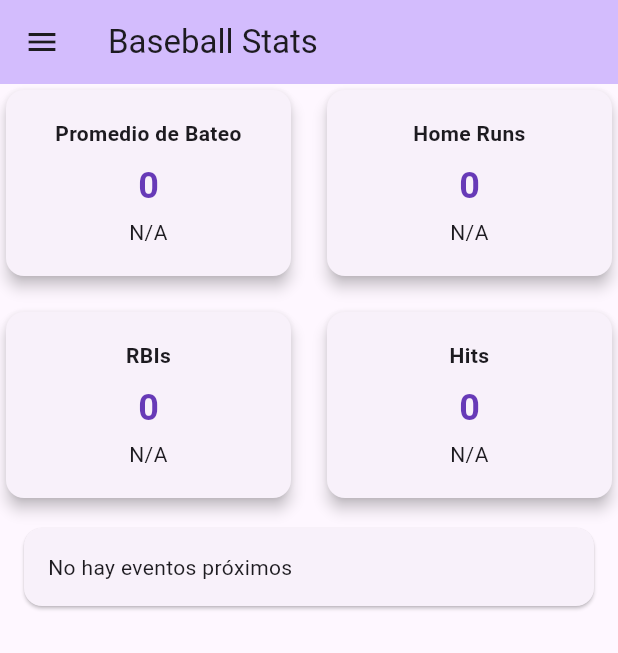
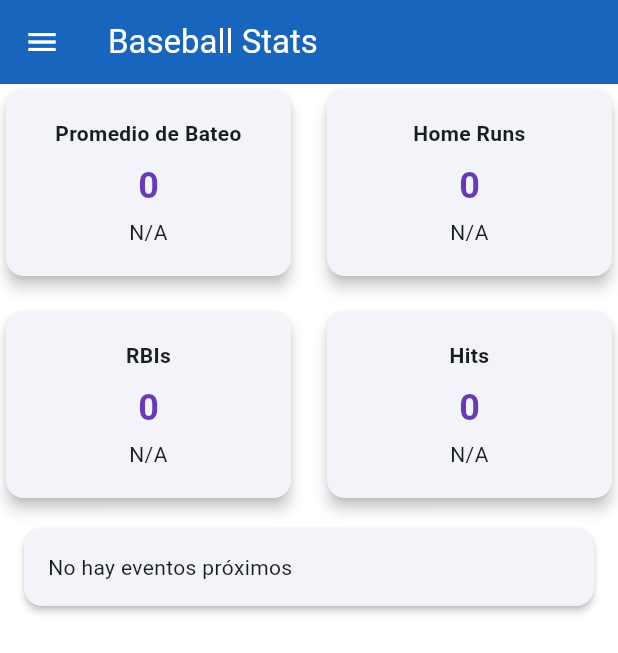
Before and after one commit to crgv7/baseballanotation, a Flutter app: the screen it shows after launch, on a phone screen of 412 x 824 dp. Shown: the top 653 px of the screen. Run offline on Flutter 3.47's test engine with Material 3 defaults, Android fonts, the phone set to English and light mode, and no system bars; our stand-ins replace file_picker, image_picker, permission_handler, shared_preferences, sqflite, syncfusion_flutter_calendar and 1 more; accounts and stored records are empty.

Commit message:
cambiando colores

```diff
--- a/lib/main.dart
+++ b/lib/main.dart
@@ -46,18 +46,80 @@ class MyApp extends StatelessWidget {
         return MaterialApp(
           title: 'Baseball Stats',
           theme: ThemeData(
+            useMaterial3: true,
             colorScheme: ColorScheme.fromSeed(
-              seedColor: Colors.deepPurple,
+              seedColor: const Color(0xFF1565C0), // Azul principal
               brightness: Brightness.light,
+            ).copyWith(
+              primary: const Color(0xFF1565C0),
+              secondary: const Color(0xFF2196F3),
+              tertiary: const Color(0xFF64B5F6),
+              background: Colors.white,
+              surface: Colors.white,
             ),
-            useMaterial3: true,
+            appBarTheme: const AppBarTheme(
+              backgroundColor: Color(0xFF1565C0),
+              foregroundColor: Colors.white,
+              elevation: 2,
+            ),
+            drawerTheme: const DrawerThemeData(
+              backgroundColor: Colors.white,
+            ),
+            cardTheme: CardTheme(
+              elevation: 2,
+              shape: RoundedRectangleBorder(
+                borderRadius: BorderRadius.circular(12),
+              ),
+            ),
+            elevatedButtonTheme: ElevatedButtonThemeData(
+              style: ElevatedButton.styleFrom(
+                backgroundColor: const Color(0xFF1565C0),
+                foregroundColor: Colors.white,
+                elevation: 2,
+                padding: const EdgeInsets.symmetric(horizontal: 24, vertical: 12),
+                shape: RoundedRectangleBorder(
+                  borderRadius: BorderRadius.circular(8),
+                ),
+              ),
+            ),
           ),
           darkTheme: ThemeData(
+            useMaterial3: true,
             colorScheme: ColorScheme.fromSeed(
-              seedColor: Colors.deepPurple,
+              seedColor: const Color(0xFF1565C0), // Azul principal
               brightness: Brightness.dark,
+            ).copyWith(
+              primary: const Color(0xFF1565C0),
+              secondary: const Color(0xFF2196F3),
+              tertiary: const Color(0xFF64B5F6),
+              background: const Color(0xFF121212),
+              surface: const Color(0xFF1E1E1E),
             ),
-            useMaterial3: true,
+            appBarTheme: const AppBarTheme(
+              backgroundColor: Color(0xFF1565C0),
+              foregroundColor: Colors.white,
+              elevation: 2,
+            ),
+            drawerTheme: const DrawerThemeData(
+              backgroundColor: Color(0xFF1E1E1E),
+            ),
+            cardTheme: CardTheme(
+              elevation: 2,
+              shape: RoundedRectangleBorder(
+                borderRadius: BorderRadius.circular(12),
+              ),
+            ),
+            elevatedButtonTheme: ElevatedButtonThemeData(
+              style: ElevatedButton.styleFrom(
+                backgroundColor: const Color(0xFF1565C0),
+                foregroundColor: Colors.white,
+                elevation: 2,
+                padding: const EdgeInsets.symmetric(horizontal: 24, vertical: 12),
+                shape: RoundedRectangleBorder(
+                  borderRadius: BorderRadius.circular(8),
+                ),
+              ),
+            ),
           ),
           themeMode: themeProvider.themeMode,
           initialRoute: '/',
@@ -315,7 +377,6 @@ class _MyHomePageState extends State<MyHomePage> {
   Widget build(BuildContext context) {
     return Scaffold(
       appBar: AppBar(
-        backgroundColor: Theme.of(context).colorScheme.inversePrimary,
         title: Text(widget.title),
       ),
       body: ListView(
@@ -328,11 +389,11 @@ class _MyHomePageState extends State<MyHomePage> {
         child: ListView(
           padding: EdgeInsets.zero,
           children: [
-            const DrawerHeader(
+            DrawerHeader(
               decoration: BoxDecoration(
-                color: Colors.blue,
+                color: Theme.of(context).colorScheme.primary,
               ),
-              child: Text(
+              child: const Text(
                 'Baseball Stats',
                 style: TextStyle(
                   color: Colors.white,
```
